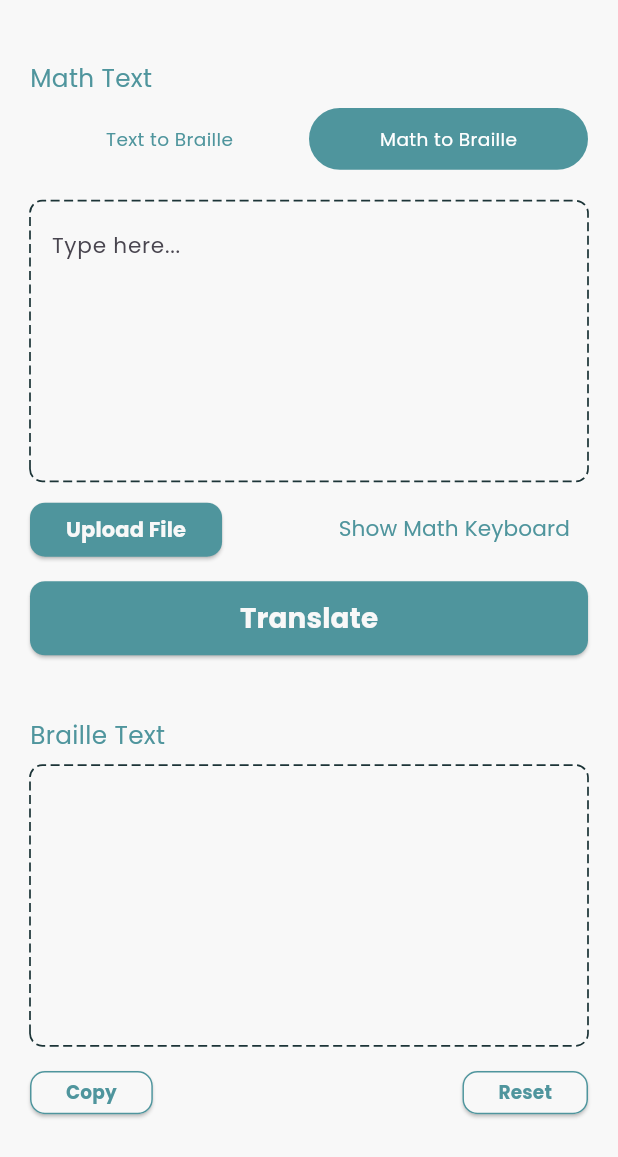
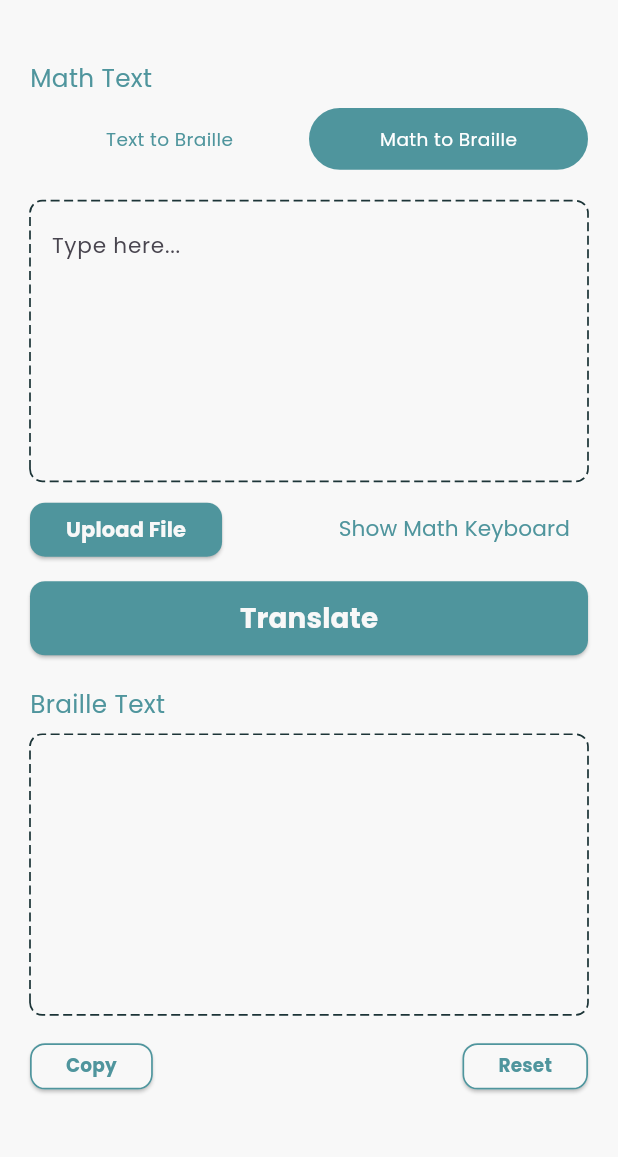
Before and after one commit to AhmadNaufal2525/braille-app, a Flutter app: the HomeScreen screen opened directly with empty values, after a tap on "Math to Braille", on a phone screen of 412 x 824 dp. Shown: the top 1157 px of the screen. Run offline on Flutter 3.47's test engine with Material 3 defaults, Android fonts, the phone set to English and light mode, and no system bars; drawn by our look-alikes of dotted_border; our stand-ins replace camera, dots_indicator, file_picker, flutter_screenutil, flutter_svg, permission_handler and 1 more; missing offline and left inert: google_mlkit_text_recognition, syncfusion_flutter_pdf; accounts and stored records are empty.

Commit message:
adjust responsive

```diff
--- a/lib/ui/screen/home/math_to_braille.dart
+++ b/lib/ui/screen/home/math_to_braille.dart
@@ -131,10 +131,10 @@ class _MathToBrailleState extends State<MathToBraille> {
           width: double.infinity,
           textStyle: AppTextStyle.xlargeWhiteBold,
         ),
-        40.verticalSpace,
+        20.verticalSpace,
         Label(text: 'Braille Text'),
         DashedTextFormField(controller: brailleTextController, readOnly: true),
-        7.verticalSpace,
+        10.verticalSpace,
         Row(
           mainAxisAlignment: MainAxisAlignment.spaceBetween,
           children: [
@@ -142,8 +142,8 @@ class _MathToBrailleState extends State<MathToBraille> {
               text: 'Copy',
               backgroundColor: AppColors.whiteColor,
               width: 56.w,
-              height: 28.h,
-              border: BorderSide(color: AppColors.primaryColor, width: 1),
+              height: 30.h,
+              border: BorderSide(color: AppColors.primaryColor, width: 1.w),
               textStyle: AppTextStyle.smallGreenBold,
               onPress: () {
                 Clipboard.setData(
@@ -155,8 +155,8 @@ class _MathToBrailleState extends State<MathToBraille> {
               text: 'Reset',
               backgroundColor: AppColors.whiteColor,
               width: 56.w,
-              height: 28.h,
-              border: BorderSide(color: AppColors.primaryColor, width: 1),
+              height: 30.h,
+              border: BorderSide(color: AppColors.primaryColor, width: 1.w),
               textStyle: AppTextStyle.smallGreenBold,
               onPress: () {
                 brailleTextController.clear();
--- a/lib/ui/screen/home/text_plain_to_braille.dart
+++ b/lib/ui/screen/home/text_plain_to_braille.dart
@@ -52,7 +52,7 @@ class _TextPlainToBrailleState extends State<TextPlainToBraille> {
           hintText: 'Type here...',
           controller: plainTextController,
         ),
-        8.verticalSpace,
+        10.verticalSpace,
         BasicButton(
           height: 35.h,
           width: 20.w,
@@ -77,10 +77,10 @@ class _TextPlainToBrailleState extends State<TextPlainToBraille> {
           width: double.infinity,
           textStyle: AppTextStyle.xlargeWhiteBold,
         ),
-        38.verticalSpace,
+        20.verticalSpace,
         Label(text: 'Braille Text'),
         DashedTextFormField(controller: brailleTextController, readOnly: true),
-        7.verticalSpace,
+        10.verticalSpace,
         Row(
           mainAxisAlignment: MainAxisAlignment.spaceBetween,
           children: [
@@ -88,7 +88,7 @@ class _TextPlainToBrailleState extends State<TextPlainToBraille> {
               text: 'Copy',
               backgroundColor: AppColors.whiteColor,
               width: 56.w,
-              height: 28.h,
+              height: 30.h,
               border: BorderSide(color: AppColors.primaryColor, width: 1.w),
               textStyle: AppTextStyle.smallGreenBold,
               onPress: () {
@@ -101,7 +101,7 @@ class _TextPlainToBrailleState extends State<TextPlainToBraille> {
               text: 'Reset',
               backgroundColor: AppColors.whiteColor,
               width: 56.w,
-              height: 28.h,
+              height: 30.h,
               border: BorderSide(color: AppColors.primaryColor, width: 1.w),
               textStyle: AppTextStyle.smallGreenBold,
               onPress: () {
```
